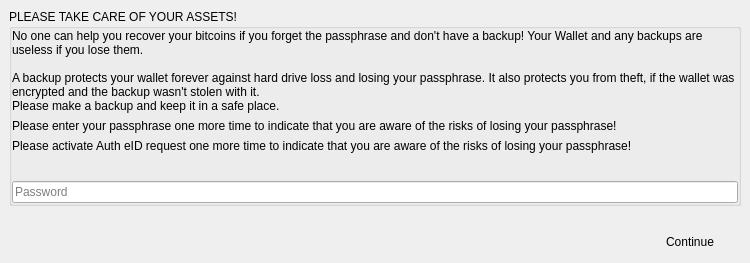
First picture: the form in BlockSettleUILib/WalletPasswordVerifyDialog.ui, repository BlockSettle/terminal, before the edit.
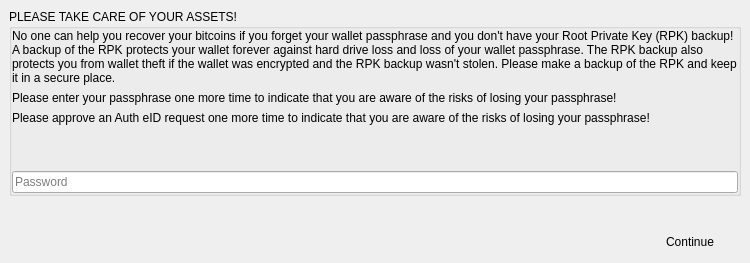
Second picture: the form after the edit.

```diff
--- a/BlockSettleUILib/WalletPasswordVerifyDialog.ui
+++ b/BlockSettleUILib/WalletPasswordVerifyDialog.ui
@@ -64,10 +64,7 @@
         <item>
          <widget class="QLabel" name="label_2">
           <property name="text">
-           <string>No one can help you recover your bitcoins if you forget the passphrase and don't have a backup! Your Wallet and any backups are useless if you lose them.
-
-A backup protects your wallet forever against hard drive loss and losing your passphrase. It also protects you from theft, if the wallet was encrypted and the backup wasn't stolen with it.
-Please make a backup and keep it in a safe place.</string>
+           <string>No one can help you recover your bitcoins if you forget your wallet passphrase and you don't have your Root Private Key (RPK) backup! A backup of the RPK protects your wallet forever against hard drive loss and loss of your wallet passphrase. The RPK backup also protects you from wallet theft if the wallet was encrypted and the RPK backup wasn't stolen. Please make a backup of the RPK and keep it in a secure place.</string>
           </property>
           <property name="wordWrap">
            <bool>true</bool>
@@ -84,7 +81,7 @@
         <item>
          <widget class="QLabel" name="labelAuthHint">
           <property name="text">
-           <string>Please activate Auth eID request one more time to indicate that you are aware of the risks of losing your passphrase!</string>
+           <string>Please approve an Auth eID request one more time to indicate that you are aware of the risks of losing your passphrase!</string>
           </property>
          </widget>
         </item>
```
